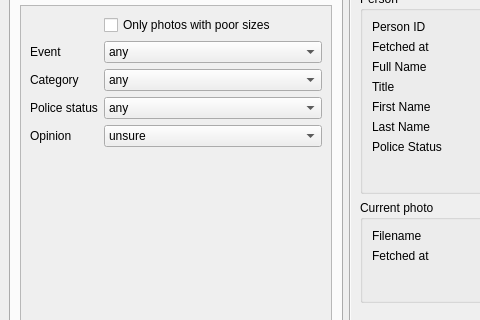
This is ui/editor.ui in asuffield/ef-editor as Qt 5 draws it before an edit; both pictures show x 0 to 480 and y 86 to 406 of the 800 by 600 pixel window. The edited form follows.
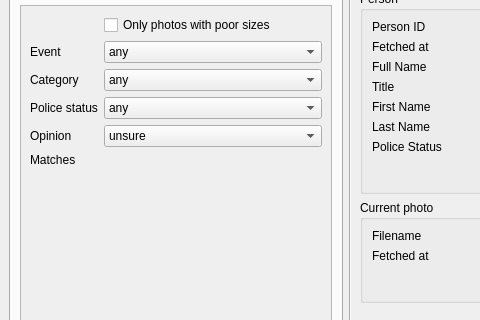
This is the edited form. The open tabs and pages were chosen to show the change.

```diff
--- a/ui/editor.ui
+++ b/ui/editor.ui
@@ -178,8 +178,8 @@
               <rect>
                <x>0</x>
                <y>0</y>
-               <width>277</width>
-               <height>170</height>
+               <width>305</width>
+               <height>402</height>
               </rect>
              </property>
              <layout class="QFormLayout" name="formLayout_2">
@@ -272,6 +272,20 @@
                 </item>
                </widget>
               </item>
+              <item row="6" column="0">
+               <widget class="QLabel" name="label_12">
+                <property name="text">
+                 <string>Matches</string>
+                </property>
+               </widget>
+              </item>
+              <item row="6" column="1">
+               <widget class="QLabel" name="filter_match_count">
+                <property name="text">
+                 <string/>
+                </property>
+               </widget>
+              </item>
              </layout>
             </widget>
            </widget>
```
Left out of the diff: 4 changed lines with no effect on the pictures.
